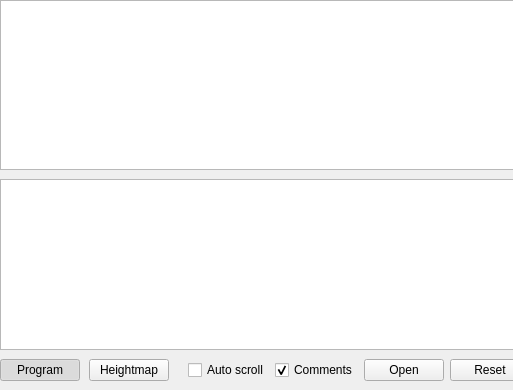
The window that src/gpilot/ui/forms/partials/main/partmainprogram.ui (etet100/AstroCore-GCode-Sender) describes before a commit, drawn with Qt 5; both pictures show x 0 to 513 and y 0 to 390 of the 788 by 390 pixel window.
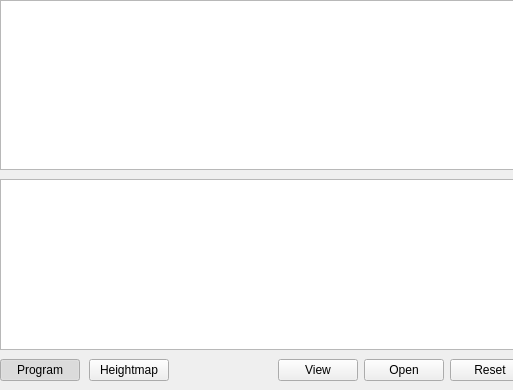
The same window after the commit. Custom widgets are drawn as their Qt base class.

Commit message: Use menu for view options

```diff
--- a/src/gpilot/ui/forms/partials/main/partmainprogram.ui
+++ b/src/gpilot/ui/forms/partials/main/partmainprogram.ui
@@ -146,19 +146,9 @@
            <number>0</number>
           </property>
           <item>
-           <widget class="QCheckBox" name="chkAutoScrollGCode">
+           <widget class="QPushButton" name="btnViewOptions">
             <property name="text">
-             <string>Auto scroll</string>
-            </property>
-           </widget>
-          </item>
-          <item>
-           <widget class="QCheckBox" name="chkShowComments">
-            <property name="text">
-             <string>Comments</string>
-            </property>
-            <property name="checked">
-             <bool>true</bool>
+             <string>View</string>
             </property>
            </widget>
           </item>
```
The commit also changes 2 other files.
